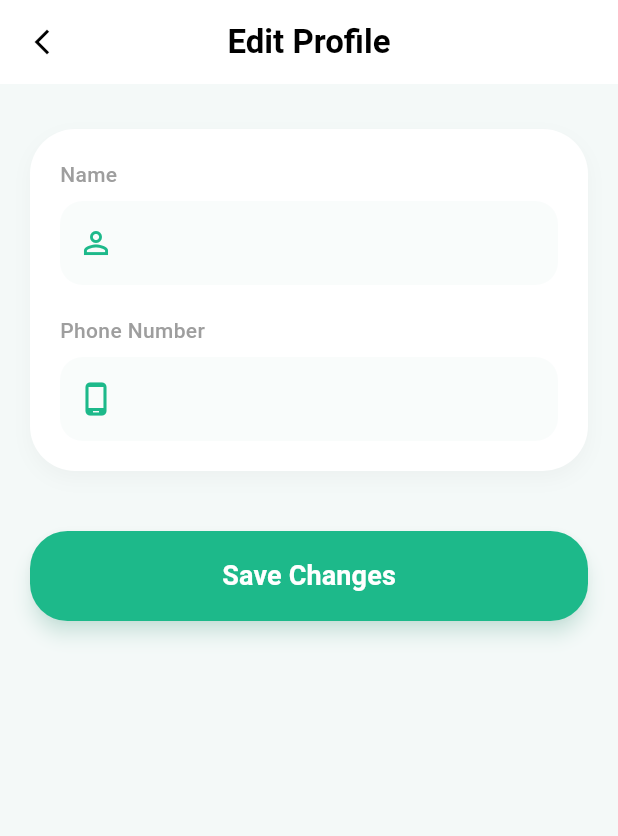
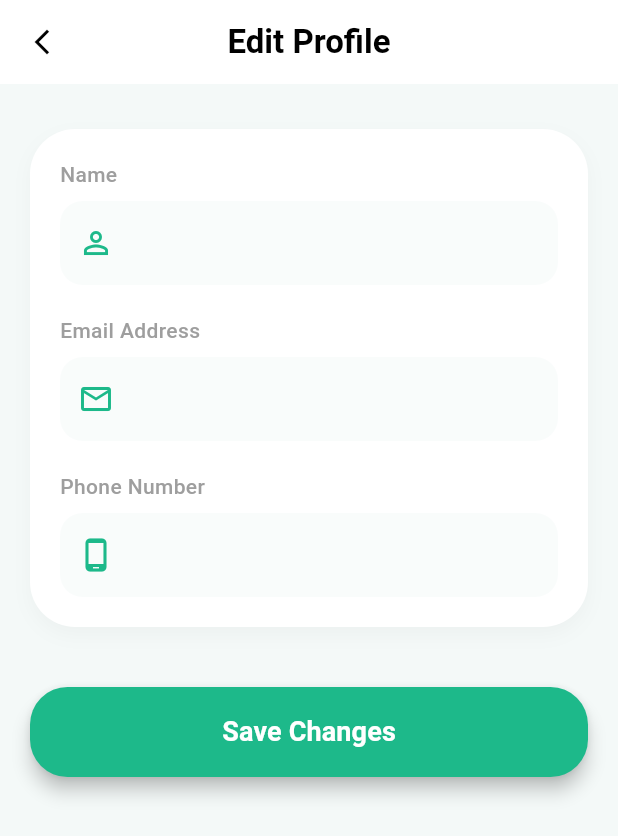
Before and after one commit to ShintoSebastian/TwinMart, a Flutter app: the ProfileScreen screen opened directly, scrolled down 541 dp, after a tap on "Edit Profile", on a phone screen of 412 x 824 dp. Shown: the top 836 px of the screen. Run offline on Flutter 3.47's test engine with Material 3 defaults, Android fonts, the light colour scheme and no system bars; our stand-ins replace cloud_firestore, firebase_auth, firebase_core; missing offline and left inert: mobile_scanner; accounts and stored records are empty.

Commit message:
edit email updated

```diff
--- a/lib/edit_profile_screen.dart
+++ b/lib/edit_profile_screen.dart
@@ -5,11 +5,13 @@ import 'package:cloud_firestore/cloud_firestore.dart';
 class EditProfileScreen extends StatefulWidget {
   final String currentName;
   final String currentPhone;
+  final String currentEmail;
 
   const EditProfileScreen({
     super.key,
     required this.currentName,
     required this.currentPhone,
+    required this.currentEmail,
   });
 
   @override
@@ -18,10 +20,11 @@ class EditProfileScreen extends StatefulWidget {
 
 class _EditProfileScreenState extends State<EditProfileScreen> {
   final Color twinGreen = const Color(0xFF1DB98A);
-  final Color bgLight = const Color(0xFFF4F9F8); // Matching profile bg
+  final Color bgLight = const Color(0xFFF4F9F8);
 
   late TextEditingController nameController;
   late TextEditingController phoneController;
+  late TextEditingController emailController;
 
   bool isSaving = false;
 
@@ -30,6 +33,15 @@ class _EditProfileScreenState extends State<EditProfileScreen> {
     super.initState();
     nameController = TextEditingController(text: widget.currentName);
     phoneController = TextEditingController(text: widget.currentPhone);
+    emailController = TextEditingController(text: widget.currentEmail);
+  }
+
+  @override
+  void dispose() {
+    nameController.dispose();
+    phoneController.dispose();
+    emailController.dispose();
+    super.dispose();
   }
 
   Future<void> _saveProfile() async {
@@ -39,26 +51,48 @@ class _EditProfileScreenState extends State<EditProfileScreen> {
     setState(() => isSaving = true);
 
     try {
+      // Update Email in Firebase Auth if it has changed
+      if (emailController.text.trim() != widget.currentEmail) {
+        await user.verifyBeforeUpdateEmail(emailController.text.trim());
+      }
+
+      // Update Firestore document
       await FirebaseFirestore.instance
           .collection('users')
           .doc(user.uid)
           .update({
         'name': nameController.text.trim(),
         'phone': phoneController.text.trim(),
+        'email': emailController.text.trim(),
       });
 
       if (!mounted) return;
+
+      ScaffoldMessenger.of(context).showSnackBar(
+        const SnackBar(content: Text("Profile updated successfully!")),
+      );
       Navigator.pop(context);
+    } on FirebaseAuthException catch (e) {
+      setState(() => isSaving = false);
+      String message = "An error occurred";
+      if (e.code == 'requires-recent-login') {
+        message = "Please re-log in to change your email address.";
+      } else {
+        message = e.message ?? message;
+      }
+      ScaffoldMessenger.of(context).showSnackBar(SnackBar(content: Text(message)));
     } catch (e) {
       setState(() => isSaving = false);
-      // Optional: Add a snackbar here to show the error
+      ScaffoldMessenger.of(context).showSnackBar(
+        const SnackBar(content: Text("Failed to update profile.")),
+      );
     }
   }
 
   @override
   Widget build(BuildContext context) {
     return Scaffold(
-      backgroundColor: bgLight, // UI matching background
+      backgroundColor: bgLight,
       appBar: AppBar(
         title: const Text("Edit Profile",
           style: TextStyle(color: Colors.black, fontWeight: FontWeight.bold)),
@@ -75,7 +109,6 @@ class _EditProfileScreenState extends State<EditProfileScreen> {
         child: Column(
           children: [
             const SizedBox(height: 10),
-            // ✅ White container matching the "Settings" card UI
             Container(
               padding: const EdgeInsets.all(20),
               decoration: BoxDecoration(
@@ -93,13 +126,15 @@ class _EditProfileScreenState extends State<EditProfileScreen> {
                 children: [
                   _inputField("Name", nameController, Icons.person_outline),
                   const SizedBox(height: 20),
+                  _inputField("Email Address", emailController, Icons.email_outlined,
+                      keyboard: TextInputType.emailAddress),
+                  const SizedBox(height: 20),
                   _inputField("Phone Number", phoneController, Icons.phone_android_outlined,
                       keyboard: TextInputType.phone),
                 ],
               ),
             ),
             const SizedBox(height: 40),
-            // ✅ Updated Save Button
             SizedBox(
               width: double.infinity,
               height: 60,
@@ -109,7 +144,6 @@ class _EditProfileScreenState extends State<EditProfileScreen> {
                   shape: RoundedRectangleBorder(
                       borderRadius: BorderRadius.circular(25)),
                   elevation: 5,
-                  shadowColor: twinGreen.withOpacity(0.3),
                 ),
                 onPressed: isSaving ? null : _saveProfile,
                 child: isSaving
--- a/lib/profile_screen.dart
+++ b/lib/profile_screen.dart
@@ -26,6 +26,7 @@ class _ProfileScreenState extends State<ProfileScreen> {
 
   String userName = "User";
   String userPhone = "";
+  String userEmail = "";
   String userInitial = "U";
 
   @override
@@ -47,6 +48,7 @@ class _ProfileScreenState extends State<ProfileScreen> {
       setState(() {
         userName = doc['name'] ?? "User";
         userPhone = doc['phone'] ?? "";
+        userEmail = doc['email'] ?? user.email ?? "";
         userInitial =
             userName.isNotEmpty ? userName[0].toUpperCase() : "U";
       });
@@ -281,15 +283,18 @@ class _ProfileScreenState extends State<ProfileScreen> {
             title: "Edit Profile",
             subtitle: "Update your personal details",
             onTap: () async {
+              // ✅ Corrected: Now passing currentEmail and awaiting the result
               await Navigator.push(
                 context,
                 MaterialPageRoute(
                   builder: (_) => EditProfileScreen(
                     currentName: userName,
                     currentPhone: userPhone,
+                    currentEmail: userEmail,
                   ),
                 ),
               );
+              // ✅ Refresh the data when returning from the edit screen
               _fetchUserData();
             },
           ),
```
